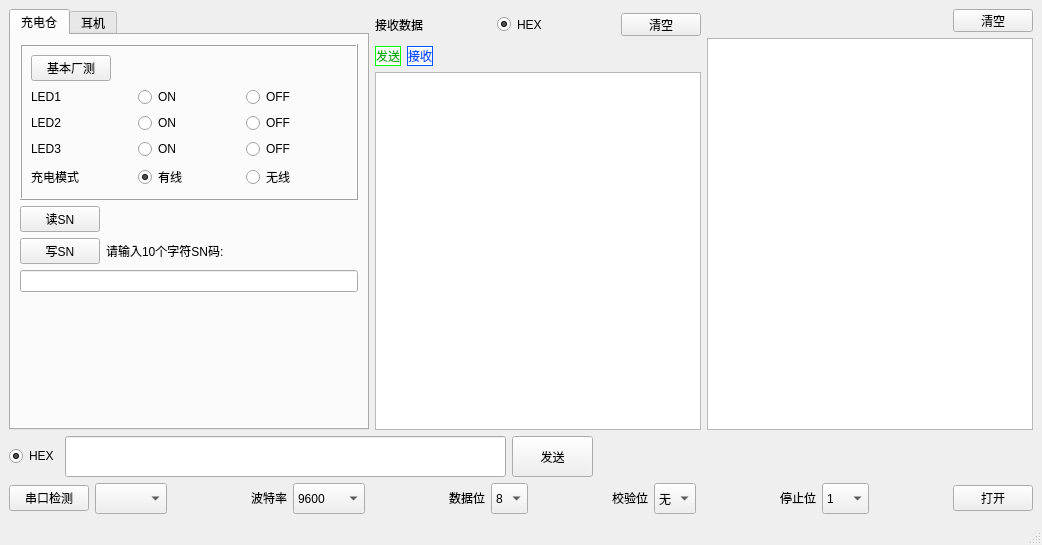
LinZephyr/mew_tw200_test, file mainwindow.ui: the form before one commit.
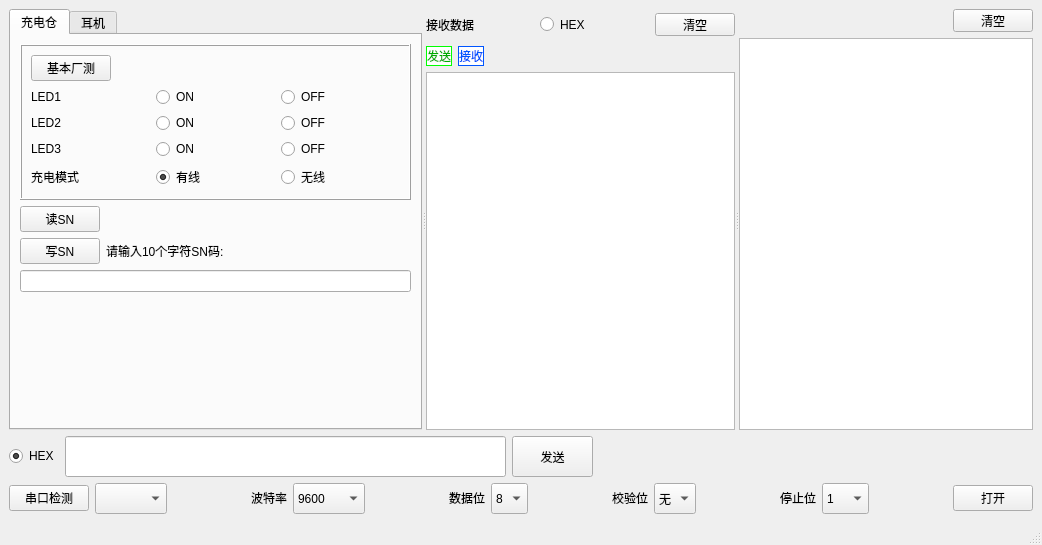
The form after the commit. Icons and pictures are not drawn.

Commit message: <refactor>  修改UI布局, 窗口横向拉伸.

What changed in the file:
```diff
--- a/mainwindow.ui
+++ b/mainwindow.ui
@@ -14,15 +14,12 @@
    <string>MainWindow</string>
   </property>
   <widget class="QWidget" name="centralwidget">
-   <layout class="QVBoxLayout" name="verticalLayout_8">
-    <item>
      <layout class="QVBoxLayout" name="verticalLayout_5">
-      <property name="sizeConstraint">
-       <enum>QLayout::SetDefaultConstraint</enum>
+    <item>
+     <widget class="QSplitter" name="splitter">
+      <property name="orientation">
+       <enum>Qt::Horizontal</enum>
       </property>
-      <item>
-       <layout class="QHBoxLayout" name="horizontalLayout_12">
-        <item>
          <widget class="QTabWidget" name="tabWidget">
           <property name="currentIndex">
            <number>0</number>
@@ -570,8 +567,7 @@
            </layout>
           </widget>
          </widget>
-        </item>
-        <item>
+      <widget class="QWidget" name="">
          <layout class="QVBoxLayout" name="verticalLayout_4">
           <item>
            <layout class="QHBoxLayout" name="horizontalLayout_9">
@@ -713,8 +709,8 @@
            <widget class="QTextBrowser" name="rawDataBrowser"/>
           </item>
          </layout>
-        </item>
-        <item>
+      </widget>
+      <widget class="QWidget" name="">
          <layout class="QVBoxLayout" name="verticalLayout_3">
           <item>
            <layout class="QHBoxLayout" name="horizontalLayout_11">
@@ -760,8 +756,8 @@
            <widget class="QTextBrowser" name="parsedDataBrowser"/>
           </item>
          </layout>
-        </item>
-       </layout>
+      </widget>
+     </widget>
       </item>
       <item>
        <layout class="QHBoxLayout" name="horizontalLayout_7">
@@ -1189,8 +1185,6 @@
            <string>打开</string>
           </property>
          </widget>
-        </item>
-       </layout>
       </item>
      </layout>
     </item>
```
Lines whose indentation alone changed are shown as unchanged.
